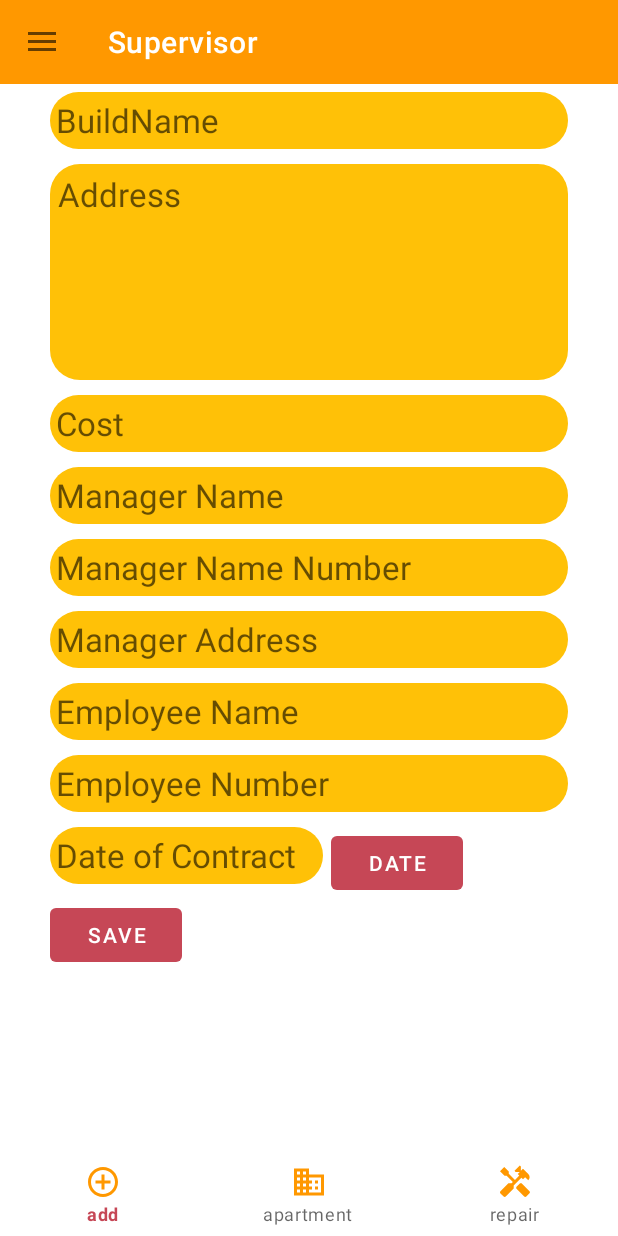
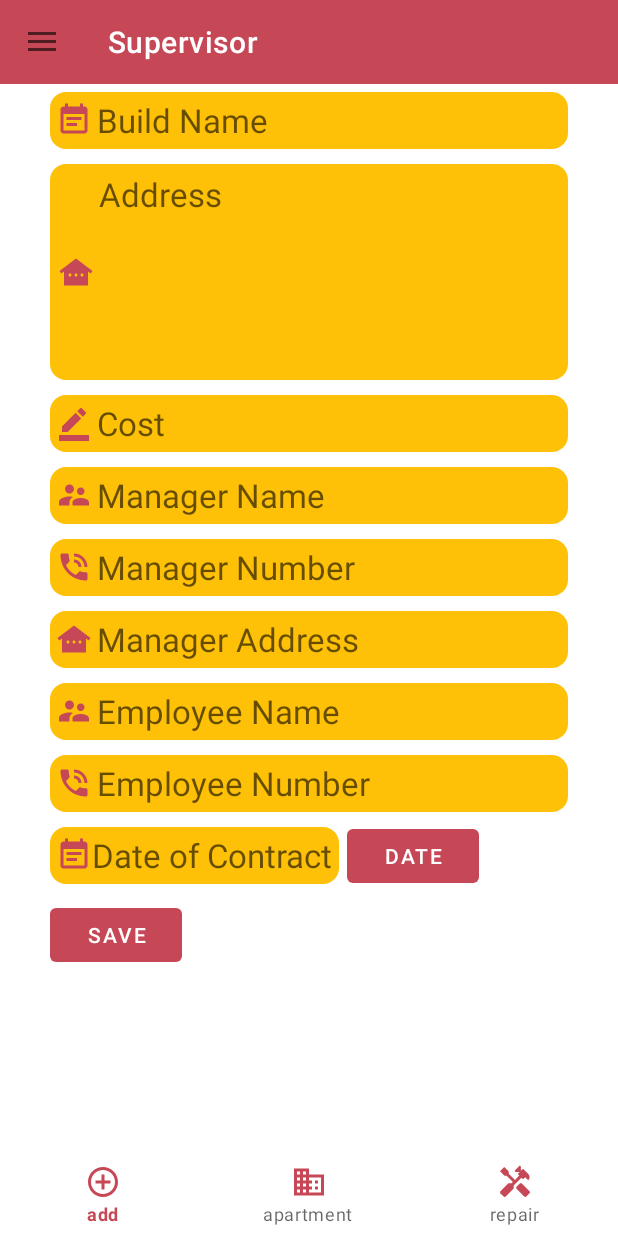
Before and after one commit to grs21/Supervisor, an Android app: the fragment AddFragment placed in its activity, on a phone screen of 412 x 824 dp. Run offline under Robolectric (Android 15) with nearby library versions, the phone set to English and light mode, and no system bars; our stand-ins replace Firebase (no records; nobody signed in at launch, a user with empty details on screens opened directly); libraries missing offline, so code that uses them is left out: com.onesignal, es.dmoral.toasty; 5 statements that could not run were skipped.

Commit message:
Build add designe

```diff
--- /dev/null
+++ b/app/src/main/res/drawable/custom_edittext.xml
@@ -0,0 +1,16 @@
+<?xml version="1.0" encoding="utf-8"?>
+<selector xmlns:android="http://schemas.android.com/apk/res/android">
+
+    <item android:state_enabled="true" >
+        <shape android:shape="rectangle">
+            <solid android:color="@color/zxing_transparent"/>
+            <corners android:radius="10dp"/>
+            <stroke android:color="#c64756" android:width="1dp"/>
+
+        </shape>
+    </item>
+
+
+
+
+</selector>
--- /dev/null
+++ b/app/src/main/res/drawable/ic_build_name.xml
@@ -0,0 +1,5 @@
+<vector android:autoMirrored="true" android:height="24dp"
+    android:tint="#C64756" android:viewportHeight="24"
+    android:viewportWidth="24" android:width="24dp" xmlns:android="http://schemas.android.com/apk/res/android">
+    <path android:fillColor="@android:color/white" android:pathData="M17,10L7,10v2h10v-2zM19,3h-1L18,1h-2v2L8,3L8,1L6,1v2L5,3c-1.11,0 -1.99,0.9 -1.99,2L3,19c0,1.1 0.89,2 2,2h14c1.1,0 2,-0.9 2,-2L21,5c0,-1.1 -0.9,-2 -2,-2zM19,19L5,19L5,8h14v11zM14,14L7,14v2h7v-2z"/>
+</vector>
--- /dev/null
+++ b/app/src/main/res/drawable/ic_cost.xml
@@ -0,0 +1,5 @@
+<vector android:height="24dp" android:tint="#C64756"
+    android:viewportHeight="24" android:viewportWidth="24"
+    android:width="24dp" xmlns:android="http://schemas.android.com/apk/res/android">
+    <path android:fillColor="@android:color/white" android:pathData="M22,24H2v-4h20V24zM13.06,5.19l3.75,3.75L7.75,18H4v-3.75L13.06,5.19zM17.88,7.87l-3.75,-3.75l1.83,-1.83c0.39,-0.39 1.02,-0.39 1.41,0l2.34,2.34c0.39,0.39 0.39,1.02 0,1.41L17.88,7.87z"/>
+</vector>
--- /dev/null
+++ b/app/src/main/res/drawable/ic_house.xml
@@ -0,0 +1,5 @@
+<vector android:height="24dp" android:tint="#C64756"
+    android:viewportHeight="24" android:viewportWidth="24"
+    android:width="24dp" xmlns:android="http://schemas.android.com/apk/res/android">
+    <path android:fillColor="@android:color/white" android:pathData="M12,3L1,11.4l1.21,1.59L4,11.62V21h16v-9.38l1.79,1.36L23,11.4L12,3zM8,15c-0.55,0 -1,-0.45 -1,-1c0,-0.55 0.45,-1 1,-1s1,0.45 1,1C9,14.55 8.55,15 8,15zM12,15c-0.55,0 -1,-0.45 -1,-1c0,-0.55 0.45,-1 1,-1s1,0.45 1,1C13,14.55 12.55,15 12,15zM16,15c-0.55,0 -1,-0.45 -1,-1c0,-0.55 0.45,-1 1,-1s1,0.45 1,1C17,14.55 16.55,15 16,15z"/>
+</vector>
--- a/app/src/main/res/drawable/ic_phone.xml
+++ b/app/src/main/res/drawable/ic_phone.xml
@@ -1,9 +1,5 @@
-<vector android:height="30dp"
-    android:tint="#FFFFFF"
-    android:viewportHeight="24"
-    android:viewportWidth="30"
-    android:width="30dp"
-    xmlns:android="http://schemas.android.com/apk/res/android">
-    <path android:fillColor="@android:color/white"
-        android:pathData="M20,15.5c-1.25,0 -2.45,-0.2 -3.57,-0.57 -0.35,-0.11 -0.74,-0.03 -1.02,0.24l-2.2,2.2c-2.83,-1.44 -5.15,-3.75 -6.59,-6.59l2.2,-2.21c0.28,-0.26 0.36,-0.65 0.25,-1C8.7,6.45 8.5,5.25 8.5,4c0,-0.55 -0.45,-1 -1,-1L4,3c-0.55,0 -1,0.45 -1,1 0,9.39 7.61,17 17,17 0.55,0 1,-0.45 1,-1v-3.5c0,-0.55 -0.45,-1 -1,-1zM19,12h2c0,-4.97 -4.03,-9 -9,-9v2c3.87,0 7,3.13 7,7zM15,12h2c0,-2.76 -2.24,-5 -5,-5v2c1.66,0 3,1.34 3,3z"/>
+<vector android:height="24dp" android:tint="#C64756"
+    android:viewportHeight="24" android:viewportWidth="24"
+    android:width="24dp" xmlns:android="http://schemas.android.com/apk/res/android">
+    <path android:fillColor="@android:color/white" android:pathData="M20,15.5c-1.25,0 -2.45,-0.2 -3.57,-0.57 -0.35,-0.11 -0.74,-0.03 -1.02,0.24l-2.2,2.2c-2.83,-1.44 -5.15,-3.75 -6.59,-6.59l2.2,-2.21c0.28,-0.26 0.36,-0.65 0.25,-1C8.7,6.45 8.5,5.25 8.5,4c0,-0.55 -0.45,-1 -1,-1L4,3c-0.55,0 -1,0.45 -1,1 0,9.39 7.61,17 17,17 0.55,0 1,-0.45 1,-1v-3.5c0,-0.55 -0.45,-1 -1,-1zM19,12h2c0,-4.97 -4.03,-9 -9,-9v2c3.87,0 7,3.13 7,7zM15,12h2c0,-2.76 -2.24,-5 -5,-5v2c1.66,0 3,1.34 3,3z"/>
 </vector>
--- /dev/null
+++ b/app/src/main/res/drawable/ic_user.xml
@@ -0,0 +1,5 @@
+<vector android:height="24dp" android:tint="#C64756"
+    android:viewportHeight="24" android:viewportWidth="24"
+    android:width="24dp" xmlns:android="http://schemas.android.com/apk/res/android">
+    <path android:fillColor="@android:color/white" android:pathData="M16.5,12c1.38,0 2.49,-1.12 2.49,-2.5S17.88,7 16.5,7C15.12,7 14,8.12 14,9.5s1.12,2.5 2.5,2.5zM9,11c1.66,0 2.99,-1.34 2.99,-3S10.66,5 9,5C7.34,5 6,6.34 6,8s1.34,3 3,3zM16.5,14c-1.83,0 -5.5,0.92 -5.5,2.75L11,19h11v-2.25c0,-1.83 -3.67,-2.75 -5.5,-2.75zM9,13c-2.33,0 -7,1.17 -7,3.5L2,19h7v-2.25c0,-0.85 0.33,-2.34 2.37,-3.47C10.5,13.1 9.66,13 9,13z"/>
+</vector>
--- a/app/src/main/res/drawable/text_background.xml
+++ b/app/src/main/res/drawable/text_background.xml
@@ -2,5 +2,5 @@
 <shape
     xmlns:android="http://schemas.android.com/apk/res/android">
     <solid android:color="#F1ECEC"/>
-    <corners android:radius="20dp"/>
+    <corners android:radius="3dp"/>
 </shape>
--- a/app/src/main/res/layout/activity_admin.xml
+++ b/app/src/main/res/layout/activity_admin.xml
@@ -20,7 +20,7 @@
             android:layout_height="?attr/actionBarSize"
             android:elevation="4dp"
             app:titleTextColor="@color/white"
-            android:background="@color/orange"
+            android:background="#c64756"
             />
         <FrameLayout
             android:id="@+id/admin_fragmentContainer"
@@ -34,7 +34,7 @@
             android:layout_height="wrap_content"
             android:layout_alignParentBottom="true"
             app:menu="@menu/admin_bottom_navigation"
-            app:itemIconTint="#FF9800"
+            app:itemIconTint="#c64756"
             />
 
     </RelativeLayout>
--- a/app/src/main/res/layout/activity_login.xml
+++ b/app/src/main/res/layout/activity_login.xml
@@ -30,8 +30,8 @@
         android:layout_marginStart="33dp"
         android:layout_marginEnd="33dp"
         android:layout_marginTop="30dp"
-        android:padding="4dp"
         android:textColorHint="#c64756"
+
         >
         <EditText
             android:id="@+id/editTextUserName"
@@ -44,10 +44,11 @@
             android:textSize="22sp"
             android:textColor="@color/white"
             android:lines="1"
-            android:drawablePadding="2dp"
-            android:background="@color/zxing_transparent"
+            android:drawablePadding="3dp"
+
             android:paddingStart="0dp"
             android:paddingTop="17dp"
+            android:background="@drawable/custom_edittext"
 
             />
 
@@ -64,6 +65,7 @@
         android:layout_marginTop="40dp"
         android:layout_below="@+id/editTextUserName"
         android:textColorHint="#c64756"
+        android:background="@drawable/custom_edittext"
 
         >
         <EditText
@@ -90,7 +92,7 @@
         android:layout_width="match_parent"
         android:layout_height="wrap_content"
         android:background="@drawable/button_background"
-        android:text="@string/login"
+        android:text="@string/sing_in"
         android:gravity="center"
         android:textSize="25sp"
         android:textColor="@color/white"
--- a/app/src/main/res/layout/activity_registration.xml
+++ b/app/src/main/res/layout/activity_registration.xml
@@ -37,7 +37,7 @@
         android:layout_width="match_parent"
         android:layout_height="wrap_content"
         android:background="@drawable/text_background"
-        android:hint="Password"
+        android:hint="@string/password"
         android:textSize="22sp"
         android:layout_marginStart="33dp"
         android:layout_marginEnd="33dp"
--- a/app/src/main/res/layout/fragment_admin_add.xml
+++ b/app/src/main/res/layout/fragment_admin_add.xml
@@ -13,13 +13,12 @@
         <RelativeLayout
             android:layout_width="match_parent"
             android:layout_height="match_parent"
-
             >
             <EditText
                 android:id="@+id/editTextBuildName"
                 android:layout_width="match_parent"
                 android:layout_height="38dp"
-                android:background="@drawable/text_background"
+                android:background="@drawable/custom_edittext"
                 android:hint="@string/buildName"
                 android:textSize="22sp"
                 android:layout_marginStart="33dp"
@@ -27,14 +26,16 @@
                 android:layout_marginTop="?attr/actionBarSize"
                 android:padding="4dp"
                 android:backgroundTint="@color/lightOrange"
+                android:drawableLeft="@drawable/ic_build_name"
+                android:drawablePadding="3dp"
                 />
             <EditText
                 android:id="@+id/editTextBuildAddress"
                 android:layout_width="match_parent"
                 android:layout_height="wrap_content"
                 android:lines="5"
-                android:background="@drawable/text_background"
-                android:hint="Address"
+                android:background="@drawable/custom_edittext"
+                android:hint="@string/address"
                 android:textSize="22sp"
                 android:layout_marginStart="33dp"
                 android:layout_marginEnd="33dp"
@@ -43,13 +44,16 @@
                 android:layout_below="@+id/editTextBuildName"
                 android:backgroundTint="@color/lightOrange"
                 android:gravity="top"
+                android:drawableLeft="@drawable/ic_house"
+                android:drawablePadding="3dp"
                 />
+
             <EditText
                 android:id="@+id/editTextCost"
                 android:layout_width="match_parent"
                 android:layout_height="38dp"
-                android:background="@drawable/text_background"
-                android:hint="Cost"
+                android:background="@drawable/custom_edittext"
+                android:hint="@string/cost"
                 android:textSize="22sp"
                 android:layout_marginStart="33dp"
                 android:layout_marginEnd="33dp"
@@ -57,13 +61,15 @@
                 android:padding="4dp"
                 android:layout_below="@+id/editTextBuildAddress"
                 android:backgroundTint="@color/lightOrange"
+                android:drawableLeft="@drawable/ic_cost"
+                android:drawablePadding="3dp"
                 />
             <EditText
                 android:id="@+id/editTextManagerName"
                 android:layout_width="match_parent"
                 android:layout_height="38dp"
-                android:background="@drawable/text_background"
-                android:hint="Manager Name"
+                android:background="@drawable/custom_edittext"
+                android:hint="@string/manager_name"
                 android:textSize="22sp"
                 android:layout_marginStart="33dp"
                 android:layout_marginEnd="33dp"
@@ -71,13 +77,15 @@
                 android:padding="4dp"
                 android:layout_below="@+id/editTextCost"
                 android:backgroundTint="@color/lightOrange"
+                android:drawableLeft="@drawable/ic_user"
+                android:drawablePadding="3dp"
                 />
             <EditText
                 android:id="@+id/editTextManagerNumber"
                 android:layout_width="match_parent"
                 android:layout_height="38dp"
-                android:background="@drawable/text_background"
-                android:hint="Manager Name Number"
+                android:background="@drawable/custom_edittext"
+                android:hint="@string/manager_number"
                 android:textSize="22sp"
                 android:layout_marginStart="33dp"
                 android:layout_marginEnd="33dp"
@@ -85,14 +93,16 @@
                 android:padding="4dp"
                 android:layout_below="@+id/editTextManagerName"
                 android:backgroundTint="@color/lightOrange"
+                android:drawableLeft="@drawable/ic_phone"
+                android:drawablePadding="3dp"
                 />
 
             <EditText
                 android:id="@+id/editTextManagerAddress"
                 android:layout_width="match_parent"
                 android:layout_height="38dp"
-                android:background="@drawable/text_background"
-                android:hint="Manager Address"
+                android:background="@drawable/custom_edittext"
+                android:hint="@string/manager_address"
                 android:textSize="22sp"
                 android:layout_marginStart="33dp"
                 android:layout_marginEnd="33dp"
@@ -100,13 +110,15 @@
                 android:padding="4dp"
                 android:layout_below="@+id/editTextManagerNumber"
                 android:backgroundTint="@color/lightOrange"
+                android:drawableLeft="@drawable/ic_house"
+                android:drawablePadding="3dp"
                 />
             <EditText
                 android:id="@+id/editTextEmployeeName"
                 android:layout_width="match_parent"
                 android:layout_height="38dp"
-                android:background="@drawable/text_background"
-                android:hint="Employee Name"
+                android:background="@drawable/custom_edittext"
+                android:hint="@string/employee_name"
                 android:textSize="22sp"
                 android:layout_marginStart="33dp"
                 android:layout_marginEnd="33dp"
@@ -114,13 +126,15 @@
                 android:padding="4dp"
                 android:layout_below="@+id/editTextManagerAddress"
                 android:backgroundTint="@color/lightOrange"
+                android:drawableLeft="@drawable/ic_user"
+                android:drawablePadding="3dp"
                 />
             <EditText
                 android:id="@+id/editTextEmployeeNumber"
                 android:layout_width="match_parent"
                 android:layout_height="38dp"
-                android:background="@drawable/text_background"
-                android:hint="Employee Number"
+                android:background="@drawable/custom_edittext"
+                android:hint="@string/employee_number"
                 android:textSize="22sp"
                 android:layout_marginStart="33dp"
                 android:layout_marginEnd="33dp"
@@ -128,28 +142,31 @@
                 android:padding="4dp"
                 android:layout_below="@+id/editTextEmployeeName"
                 android:backgroundTint="@color/lightOrange"
+                android:drawableLeft="@drawable/ic_phone"
+                android:drawablePadding="3dp"
                 />
 
             <EditText
                 android:id="@+id/editTextContractDate"
                 android:layout_width="wrap_content"
                 android:layout_height="38dp"
-                android:ems="7"
-                android:background="@drawable/text_background"
+
+                android:background="@drawable/custom_edittext"
                 android:layout_below="@+id/editTextEmployeeNumber"
-                android:hint="Date of Contract"
+                android:hint="@string/date_of_contract"
                 android:textSize="22sp"
                 android:layout_marginStart="33dp"
                 android:layout_marginTop="10dp"
                 android:padding="4dp"
                 android:backgroundTint="@color/lightOrange"
+                android:drawableLeft="@drawable/ic_build_name"
                 />
             <com.google.android.material.button.MaterialButton
                 android:id="@+id/buttonBuildSave"
                 android:layout_width="wrap_content"
                 android:layout_height="wrap_content"
                 android:layout_below="@+id/editTextContractDate"
-                android:text="Save"
+                android:text="@string/save"
                 android:layout_marginTop="10dp"
                 android:layout_marginStart="33dp"
 
@@ -160,11 +177,10 @@
                 android:layout_height="wrap_content"
                 android:layout_below="@+id/editTextEmployeeNumber"
                 android:layout_toRightOf="@+id/editTextContractDate"
-                android:text="date"
-                android:layout_marginTop="10dp"
+                android:text="@string/date"
+                android:layout_marginTop="5dp"
                 android:layout_marginStart="5dp"
                 android:layout_marginEnd="2dp"
-
                 />
         </RelativeLayout>
     </ScrollView>
--- a/app/src/main/res/values/strings.xml
+++ b/app/src/main/res/values/strings.xml
@@ -1,6 +1,6 @@
 <resources>
     <string name="app_name">Supervisor</string>
-    <string name="login">Login</string>
+    <string name="sing_in">sıng ın</string>
     <string name="user_name">User name</string>
     <string name="e_mail">E-mail</string>
     <string name="password">Password</string>
@@ -32,7 +32,7 @@
     <string name="navigation_drawer_close">Close navigation drawer</string>
     <string name="hello_first_fragment">Hello first fragment</string>
     <string name="hello_second_fragment">Hello second fragment. Arg: %1$s</string>
-    <string name="buildName">BuildName</string>
+    <string name="buildName">Build Name</string>
     <string name="address">Address</string>
     <string name="cost">Cost</string>
     <string name="manager_name">Manager Name</string>
@@ -59,7 +59,7 @@
     <string name="wel">Kuyu:</string>
     <string name="machine_room">M.Dairesi:</string>
     <string name="service_save">Service Save</string>
-    <string name="date">Date:</string>
+    <string name="date">Date</string>
     <string name="write_build_Name">Please enter the build Name</string>
     <string name="check_connecting">Please connect to internet to proceed further</string>
     <string name="make_service">Make Service</string>
```
Also changed, not shown: 1 other file.
